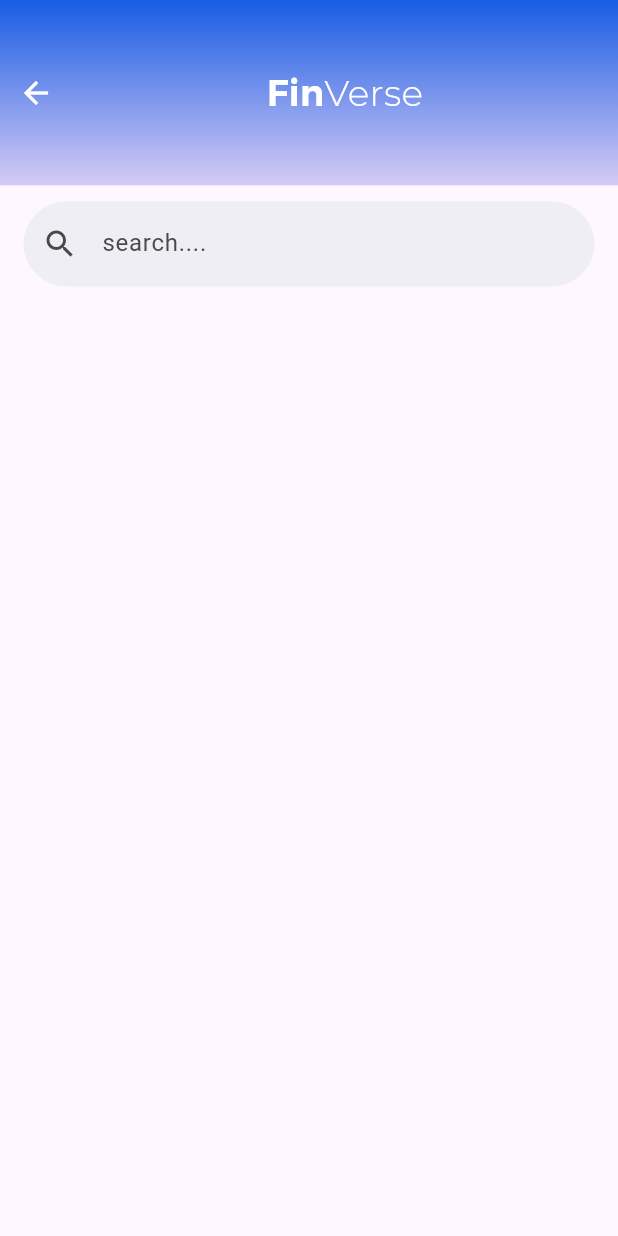
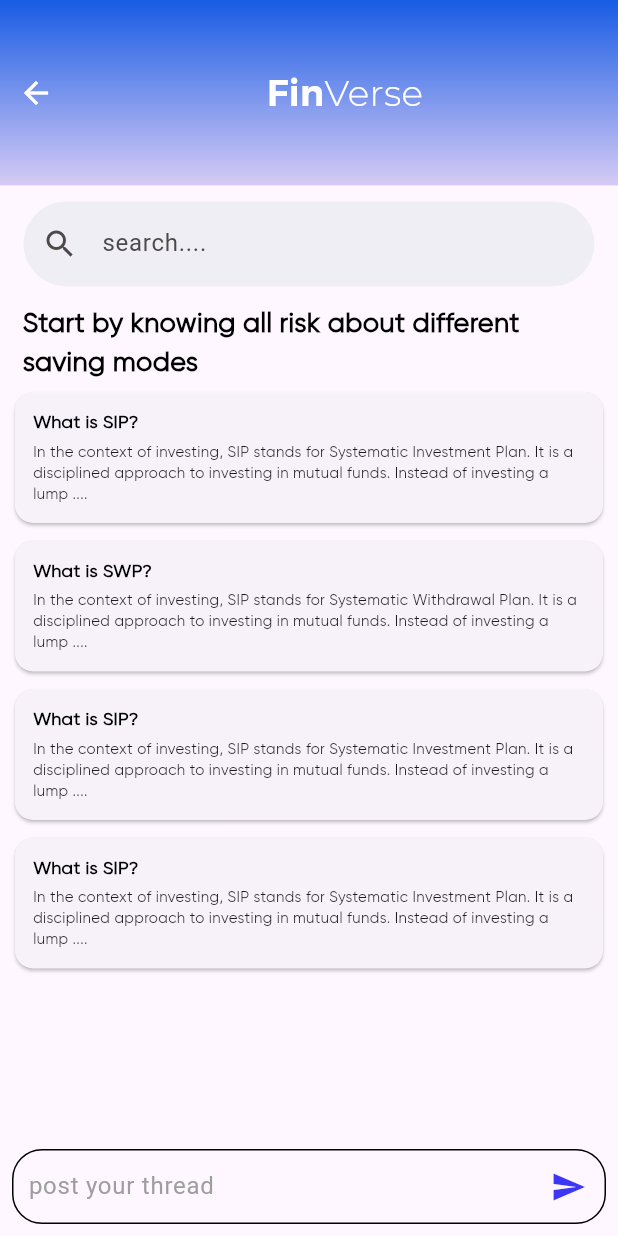
Before and after one commit to MAHESWARI-ROUT/Finverse, a Flutter app: the CommunHomeView screen opened by its route, on a phone screen of 412 x 824 dp. Run offline on Flutter 3.47's test engine with Material 3 defaults, Android fonts, the light colour scheme and no system bars; our stand-ins replace carousel_slider, dotted_border, font_awesome_flutter, get, image_picker.

Commit message:
community_view

```diff
--- /dev/null
+++ b/assets/questions/commun.json
@@ -0,0 +1,22 @@
+[
+    {
+        "question": "What is SIP?",
+        "content": "In the context of investing, SIP stands for Systematic Investment Plan. It is a disciplined approach to investing in mutual funds. Instead of investing a lump .... ",
+        "details": "In the context of investing, SIP stands for Systematic Investment Plan. It is a disciplined approach to investing in mutual funds. Instead of investing a lump sum of money at once, SIP involves regularly investing a fixed amount at predetermined intervals, typically monthly. This method allows investors to navigate market volatility more effectively by spreading their investments over time. The primary objective of a Systematic Investment Plan is to instill financial discipline and promote long-term wealth creation.SIPs are well-suited for investors with varying risk appetites, offering flexibility in choosing investment amounts and funds based on individual financial goals. Whether one aims for wealth accumulation, retirement planning, or achieving specific milestones, SIPs provide a structured and hassle-free investment avenue."
+    },
+    {
+        "question": "What is SWP?",
+        "content": "In the context of investing, SIP stands for Systematic Withdrawal Plan. It is a disciplined approach to investing in mutual funds. Instead of investing a lump .... ",
+        "details": "In the context of investing, SIP stands for Systematic Investment Plan. It is a disciplined approach to investing in mutual funds. Instead of investing a lump sum of money at once, SIP involves regularly investing a fixed amount at predetermined intervals, typically monthly. This method allows investors to navigate market volatility more effectively by spreading their investments over time. The primary objective of a Systematic Investment Plan is to instill financial discipline and promote long-term wealth creation.SIPs are well-suited for investors with varying risk appetites, offering flexibility in choosing investment amounts and funds based on individual financial goals. Whether one aims for wealth accumulation, retirement planning, or achieving specific milestones, SIPs provide a structured and hassle-free investment avenue."
+    },
+    {
+        "question": "What is SIP?",
+        "content": "In the context of investing, SIP stands for Systematic Investment Plan. It is a disciplined approach to investing in mutual funds. Instead of investing a lump .... "
+        ,"details": "In the context of investing, SIP stands for Systematic Investment Plan. It is a disciplined approach to investing in mutual funds. Instead of investing a lump sum of money at once, SIP involves regularly investing a fixed amount at predetermined intervals, typically monthly. This method allows investors to navigate market volatility more effectively by spreading their investments over time. The primary objective of a Systematic Investment Plan is to instill financial discipline and promote long-term wealth creation.SIPs are well-suited for investors with varying risk appetites, offering flexibility in choosing investment amounts and funds based on individual financial goals. Whether one aims for wealth accumulation, retirement planning, or achieving specific milestones, SIPs provide a structured and hassle-free investment avenue."
+    },
+    {
+        "question": "What is SIP?",
+        "content": "In the context of investing, SIP stands for Systematic Investment Plan. It is a disciplined approach to investing in mutual funds. Instead of investing a lump .... "
+        ,"details": "In the context of investing, SIP stands for Systematic Investment Plan. It is a disciplined approach to investing in mutual funds. Instead of investing a lump sum of money at once, SIP involves regularly investing a fixed amount at predetermined intervals, typically monthly. This method allows investors to navigate market volatility more effectively by spreading their investments over time. The primary objective of a Systematic Investment Plan is to instill financial discipline and promote long-term wealth creation.SIPs are well-suited for investors with varying risk appetites, offering flexibility in choosing investment amounts and funds based on individual financial goals. Whether one aims for wealth accumulation, retirement planning, or achieving specific milestones, SIPs provide a structured and hassle-free investment avenue."
+    }
+]
--- a/lib/main.dart
+++ b/lib/main.dart
@@ -4,6 +4,7 @@
 import 'package:finverse/views/commun_home_view.dart';
 import 'package:finverse/views/congrats_view.dart';
 import 'package:finverse/views/error_view.dart';
+import 'package:finverse/views/full_commun_view.dart';
 import 'package:finverse/views/home_view.dart';
 import 'package:finverse/views/profile_view.dart';
 import 'package:finverse/views/question_view.dart';
@@ -42,6 +43,7 @@
         '/question': (context) => QuestionView(),
         '/video': (context) => VideoInterfaceView(),
         '/commun_home': (context) => CommunHomeView(),
+
       },
     );
   }
--- /dev/null
+++ b/lib/models/commun_question.dart
@@ -0,0 +1,19 @@
+class CommunQuestion {
+  final String question;
+  final String content;
+  final String details;
+
+  CommunQuestion({
+    required this.question,
+    required this.content,
+    required this.details,
+  });
+
+  factory CommunQuestion.fromJson(Map<String, dynamic> json) {
+    return CommunQuestion(
+      question: json['question'],
+      content: json['content'],
+      details: json['details'],
+    );
+  }
+}
--- a/lib/views/commun_home_view.dart
+++ b/lib/views/commun_home_view.dart
@@ -1,6 +1,11 @@
 import 'package:finverse/common/app_colors.dart';
 import 'package:finverse/common/device_utilities.dart';
+import 'package:finverse/common/fonts.dart';
+import 'package:finverse/controllers/commun_controller.dart';
 import 'package:finverse/models/app_title.dart';
+import 'package:finverse/widgets/chat_box.dart';
+import 'package:finverse/widgets/commun_card.dart';
+import 'package:finverse/widgets/custom_card.dart';
 import 'package:finverse/widgets/home_searchbar.dart';
 import 'package:flutter/material.dart';
 import 'package:get/get.dart';
@@ -10,6 +15,7 @@
 
   @override
   Widget build(BuildContext context) {
+    Get.put(CommunityController());
     return Scaffold(
       appBar: PreferredSize(
         preferredSize: Size.fromHeight(
@@ -42,7 +48,26 @@
           ),
         ),
       ),
-      body: Column(children: [SizedBox(height: 10), HomeSearchbar()]),
+      body: SingleChildScrollView(
+        child: Column(
+          children: [
+            SizedBox(height: 10),
+            HomeSearchbar(),
+            Padding(
+              padding: const EdgeInsets.only(left: 15.0,right: 15.0),
+              child: Text(
+                'Start by knowing all risk about different saving modes',
+                style: Fonts.gilroySemiBold.copyWith(
+                  fontSize: 18,
+                  color: AppColors.textBk,
+                ),
+              ),
+            ),
+            CommunCard(),
+          ],
+        ),
+      ),
+      bottomNavigationBar: ChatBox(),
     );
   }
 }
--- /dev/null
+++ b/lib/widgets/chat_box.dart
@@ -0,0 +1,49 @@
+import 'package:finverse/common/app_colors.dart';
+import 'package:finverse/widgets/circular_container.dart';
+import 'package:flutter/material.dart';
+import 'package:get/state_manager.dart';
+
+class ChatBox extends GetView {
+  const ChatBox({super.key});
+
+  @override
+  Widget build(BuildContext context) {
+    final controller = TextEditingController();
+    return Padding(
+      padding: const EdgeInsets.all(8.0),
+      child: Container(
+        height: 50,
+        width: double.infinity,
+        decoration: BoxDecoration(
+          borderRadius: BorderRadius.circular(20),
+          border: BoxBorder.all(color: AppColors.textBk),
+        ),
+        child: Row(
+          children: [
+            SizedBox(width: 10),
+            Expanded(
+              child: TextFormField(
+                controller: controller,
+                decoration: InputDecoration(
+
+                  hintText: 'post your thread',
+                  hintStyle: const TextStyle(color: Colors.grey),
+                  border: InputBorder.none,
+                  enabledBorder: InputBorder.none,
+                  focusedBorder: InputBorder.none,
+                  errorBorder: InputBorder.none,
+                  disabledBorder: InputBorder.none,
+                ),
+              ),
+            ),
+
+            IconButton(
+              onPressed: () {},
+              icon: Icon(Icons.send, color: AppColors.mainColor),
+            ),
+          ],
+        ),
+      ),
+    );
+  }
+}
--- /dev/null
+++ b/lib/widgets/commun_card.dart
@@ -0,0 +1,59 @@
+import 'package:finverse/common/app_colors.dart';
+import 'package:finverse/common/fonts.dart';
+import 'package:finverse/controllers/commun_controller.dart';
+import 'package:finverse/views/full_commun_view.dart';
+import 'package:flutter/material.dart';
+import 'package:get/get.dart';
+import 'package:get/state_manager.dart';
+
+class CommunCard extends GetView<CommunityController> {
+  const CommunCard({super.key});
+
+  @override
+  Widget build(BuildContext context) {
+    return Obx(() {
+      if (controller.questions.isEmpty) {
+        return const Center(child: CircularProgressIndicator());
+      }
+
+      return ListView.builder(
+        shrinkWrap: true,
+        physics: const NeverScrollableScrollPhysics(),
+        padding: const EdgeInsets.only(left: 10, right: 10),
+        itemCount: controller.questions.length,
+        itemBuilder: (context, index) {
+          final questionItem = controller.questions[index];
+
+          return InkWell(
+            onTap: () {
+              Get.to(() => FullCommunView(question: questionItem));
+            },
+            child: Card(
+              margin: const EdgeInsets.symmetric(vertical: 6),
+              child: Padding(
+                padding: const EdgeInsets.all(12),
+                child: Column(
+                  crossAxisAlignment: CrossAxisAlignment.start,
+                  children: [
+                    Text(
+                      questionItem.question,
+                      style: Fonts.gilroySemiBold.copyWith(
+                        fontSize: 12,
+                        color: AppColors.textBk,
+                      ),
+                    ),
+                    const SizedBox(height: 4),
+                    Text(
+                      questionItem.content,
+                      style: Fonts.gilroy.copyWith(fontSize: 10),
+                    ),
+                  ],
+                ),
+              ),
+            ),
+          );
+        },
+      );
+    });
+  }
+}
--- a/lib/widgets/home_searchbar.dart
+++ b/lib/widgets/home_searchbar.dart
@@ -4,7 +4,7 @@
 class HomeSearchbar extends StatefulWidget {
   const HomeSearchbar(
       {super.key,
-      this.height = 120,
+      this.height = 70,
       this.width = double.infinity,
       this.color = Colors.transparent});
   final double? height, width;
@@ -35,7 +35,7 @@
         ),
         color: widget.color,
       ),
-      padding: const EdgeInsets.only(left: 6, right: 6, top: 1, bottom: 10),
+      padding: const EdgeInsets.only(left: 6, right: 6, top: 1, ),
       child: Padding(
         padding: const EdgeInsets.symmetric(horizontal: 10),
         child: TextField(
--- a/pubspec.yaml
+++ b/pubspec.yaml
@@ -71,6 +71,7 @@
     - assets/images/
     - assets/questions/courses.json
     - assets/questions/questions.json
+    - assets/questions/commun.json
   # An image asset can refer to one or more resolution-specific "variants", see
   # https://flutter.dev/to/resolution-aware-images
 
```
Also changed, not shown: lib/controllers/commun_controller.dart (added, +26 -0 lines), lib/views/analytics_view.dart (added, +100 -0 lines), lib/views/full_commun_view.dart (+76 -3 lines), lib/widgets/live_chart.dart (added, +10 -0 lines), assets/questions/commun_questions.json (renamed from assets/questions/communi_questions.json), 1 other file.
